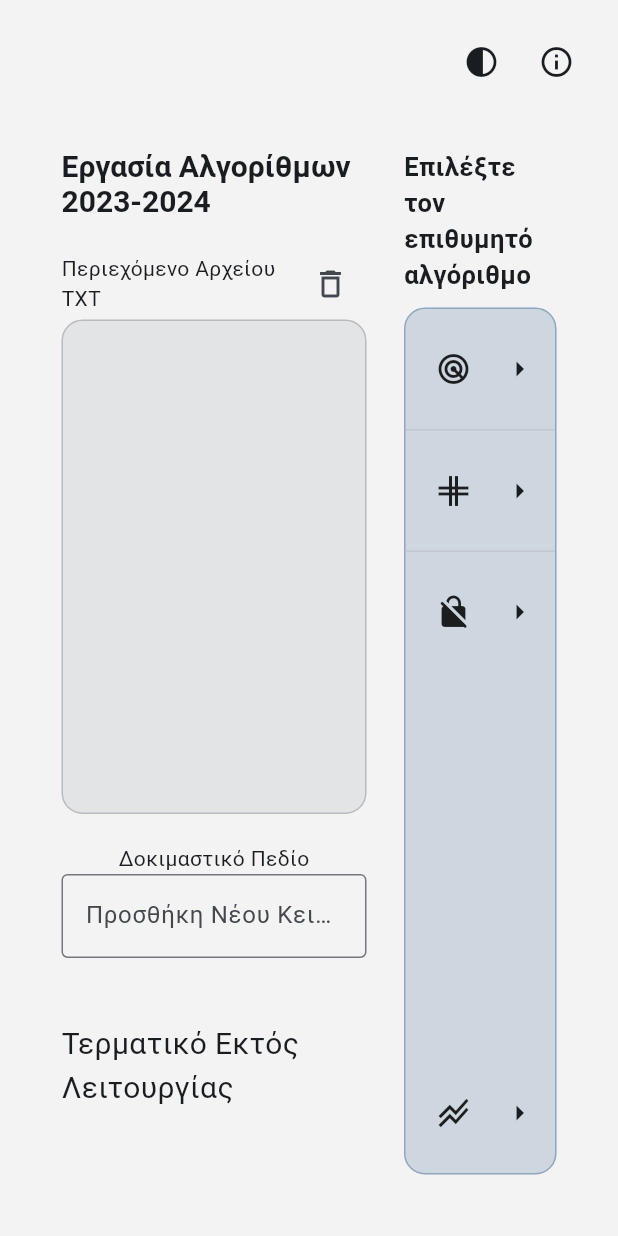
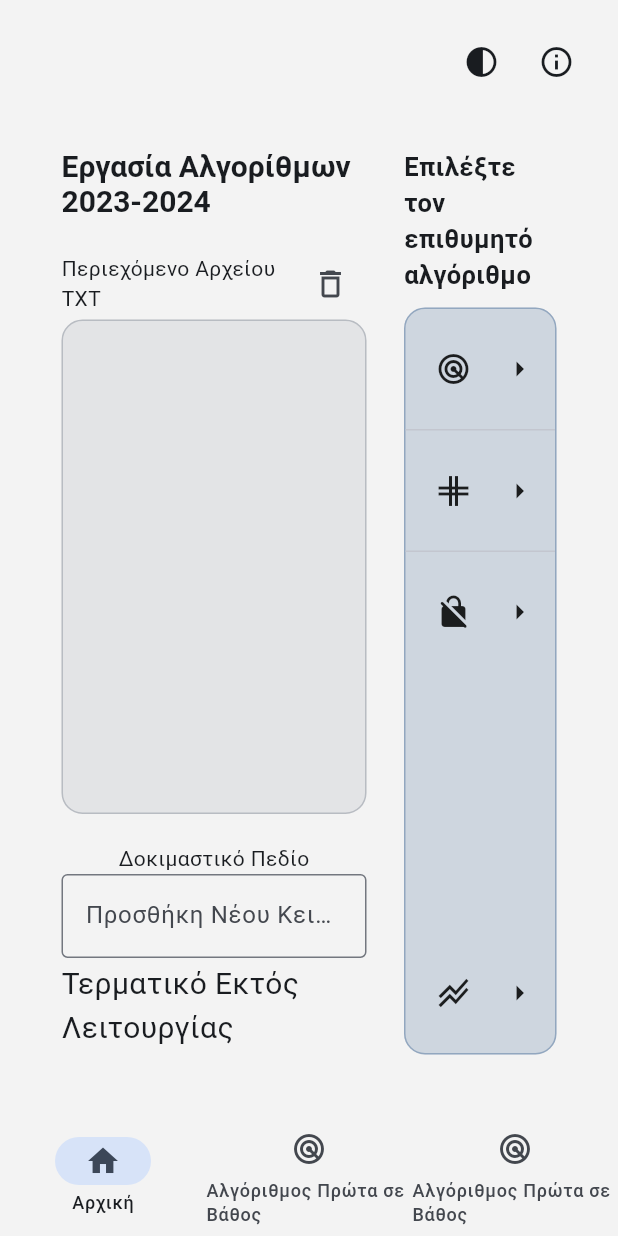
Before and after one commit to TonyGnk/Node-Odyssey, a Flutter app: the screen it shows after launch, on a phone screen of 412 x 824 dp. Run offline on Flutter 3.47's test engine with Material 3 defaults, Android fonts, the phone set to English and light mode, and no system bars; our stand-ins replace adaptive_theme, flutter_riverpod, package_info_plus, shared_preferences; missing offline and left inert: app_settings, flutter_animated_dialog.

Commit message:
Refactor screen list and root configuration

```diff
--- a/lib/Screens/screen_list.dart
+++ b/lib/Screens/screen_list.dart
@@ -4,6 +4,13 @@ import '../UI/Routed Screen/app_bar.dart';
 import '../UI/Routed Screen/routed_screen.dart';
 import 'Breadth First Page/breadth_first_page.dart';
 import 'Home Page/home_page.dart';
+
+final screensProvider = StateProvider<List<RoutedScreen>>(
+  (ref) => [
+    homeScreen(),
+    breadthFirstAlgScreen(),
+  ],
+);
 
 // The home page for the app. This is the first page the user sees.
 RoutedScreen homeScreen() => const RoutedScreen(
@@ -24,16 +31,6 @@ final resultPanelList = StateProvider<List<Container>>(
   (ref) => [],
 );
 
-//Create a provider for appBar with include in the name the breadthFirstAlgScreen
-final appBarBreadthFirstAlgScreen = Provider<AdaptAppBar>(
-  (ref) => const AdaptAppBar(
-    filled: false,
-    label: 'Αλγόριθμος Πρώτα σε Βάθος',
-    showThemeIcon: true,
-    showInfoIcon: true,
-  ),
-);
-
 // The Breadth First Algorithm page.
 RoutedScreen breadthFirstAlgScreen() => RoutedScreen(
       mainChild: BreadthFirstAlg(),
--- a/lib/UI/Adaptive Root/adaptive_root.dart
+++ b/lib/UI/Adaptive Root/adaptive_root.dart
@@ -2,6 +2,7 @@
 
 import 'package:adaptive_theme/adaptive_theme.dart';
 import 'package:flutter/material.dart';
+import 'package:flutter_riverpod/flutter_riverpod.dart';
 import 'root_config.dart';
 import '../Routed Screen/routed_screen.dart';
 import '../Services2/circularProgressScreen.dart';
@@ -11,21 +12,13 @@ import '../Themes/material_theme_data.dart';
 class AdaptiveRoot extends StatefulWidget {
   const AdaptiveRoot({
     required this.appTitle,
-    required this.screens,
     this.savedThemeMode,
     super.key,
     this.debugShowFloatingThemeButton = false,
-    this.nonNavigationScreens,
-  }) : assert(screens.length >= 1);
+  });
 
   /// The title of the app in recent apps, tittle bar, etc
   final String appTitle;
-
-  /// The list of screens to be used in the app.
-  final List<RoutedScreen> screens;
-
-  /// The list of screens that are not navigation screens. These screens will be loaded in the background and will not be shown to the user.
-  final List<RoutedScreen>? nonNavigationScreens;
 
   final AdaptiveThemeMode? savedThemeMode;
 
@@ -60,8 +53,6 @@ class _AdaptiveRootState extends State<AdaptiveRoot> {
           widget.savedThemeMode,
           widget.appTitle,
           widget.debugShowFloatingThemeButton,
-          widget.screens,
-          widget.nonNavigationScreens,
         )
       : circularProgressScreen(context, 'Loading Theme...');
 }
--- a/lib/UI/Adaptive Root/root_config.dart
+++ b/lib/UI/Adaptive Root/root_config.dart
@@ -1,5 +1,6 @@
 import 'package:adaptive_theme/adaptive_theme.dart';
 import 'package:flutter/material.dart';
+import 'package:flutter_riverpod/flutter_riverpod.dart';
 import '../Screens/list.dart';
 import '../Screens/styles.dart';
 import '../Themes/material_theme_data.dart';
@@ -13,9 +14,7 @@ Widget rootConfig(
   AdaptiveThemeMode? savedThemeMode,
   String appTitle,
   bool debugShowFloatingThemeButton,
-  List<RoutedScreen> screens, [
-  List<RoutedScreen>? nonNavigationScreens,
-]) =>
+) =>
     AdaptiveTheme(
       light: theme.light(),
       dark: theme.dark(),
@@ -26,10 +25,10 @@ Widget rootConfig(
         theme: theme,
         darkTheme: darkTheme,
         debugShowCheckedModeBanner: false,
-        home: Synthesizer(screens: screens),
-        routes: generateRoutes(
-          mergeScreenLists(screens, nonNavigationScreens ?? []),
-        ),
+        home: Synthesizer(),
+        // routes: generateRoutes(
+        //   mergeScreenLists(screens,),
+        // ),
       ),
     );
 
--- a/lib/UI/Adaptive Root/synthesizer.dart
+++ b/lib/UI/Adaptive Root/synthesizer.dart
@@ -1,16 +1,14 @@
 import 'package:flutter/material.dart';
 import 'package:flutter_riverpod/flutter_riverpod.dart';
+import '../../Screens/screen_list.dart';
 import '../Routed Screen/routed_screen.dart';
 import '../Archive/templates/custom_animated.dart';
 import '../Archive/templates/nav_bar.dart';
 
 class Synthesizer extends StatefulWidget {
   const Synthesizer({
-    required this.screens,
     super.key,
   });
-
-  final List<RoutedScreen> screens;
 
   @override
   State<Synthesizer> createState() => _SynthesizerState();
@@ -27,44 +25,47 @@ class _SynthesizerState extends State<Synthesizer> {
 
   @override
   Widget build(BuildContext context) => ProviderScope(
-        child: widget.screens.length == 1
-            ? MediaQuery.of(context).size.width < 700
-                ? singleScreenTab()
-                : singleScreen()
-            : MediaQuery.of(context).size.width < 700
-                ? multiScreen()
-                : multiScreenTab(),
+        child: Consumer(builder: (context, ref, _) {
+          final screenList = ref.watch(screensProvider);
+          return screenList.length == 1
+              ? MediaQuery.of(context).size.width < 700
+                  ? singleScreenTab(screenList[0])
+                  : singleScreen(screenList[0])
+              : MediaQuery.of(context).size.width < 700
+                  ? multiScreen(screenList)
+                  : multiScreenTab(screenList);
+        }),
       );
 
-  Scaffold singleScreen() => Scaffold(
-        body: widget.screens[0].build(context),
+  Scaffold singleScreen(RoutedScreen screen) => Scaffold(
+        body: screen.build(context),
       );
 
-  Scaffold singleScreenTab() => Scaffold(
-        body: widget.screens[0].build(context),
+  Scaffold singleScreenTab(RoutedScreen screen) => Scaffold(
+        body: screen.build(context),
       );
 
-  Scaffold multiScreen() => Scaffold(
+  Scaffold multiScreen(List<RoutedScreen> screenList) => Scaffold(
         bottomNavigationBar: BottomNavBar(
           index: currentPageIndex,
           onTap: updateCurrentPageIndex,
           labels: List.generate(
-            widget.screens.length,
-            (i) => widget.screens[i].getLabel,
+            screenList.length,
+            (i) => screenList[i].getLabel,
           ),
           icons: List.generate(
-            widget.screens.length,
-            (i) => widget.screens[i].getFilledIcon,
+            screenList.length,
+            (i) => screenList[i].getFilledIcon,
           ),
           iconsOutlined: List.generate(
-            widget.screens.length,
-            (i) => widget.screens[i].getIcon,
+            screenList.length,
+            (i) => screenList[i].getIcon,
           ),
         ).build(currentPageIndex),
-        body: widget.screens[currentPageIndex].build(context),
+        body: screenList[currentPageIndex].build(context),
       );
 
-  Scaffold multiScreenTab() => Scaffold(
+  Scaffold multiScreenTab(List<RoutedScreen> screenList) => Scaffold(
         body: customAnimatedBox(
           width: MediaQuery.of(context).size.width,
           child: Row(
@@ -81,7 +82,7 @@ class _SynthesizerState extends State<Synthesizer> {
               //       ),
               //     ),
               //     selectedIndex: currentPageIndex),
-              widget.screens[currentPageIndex].build(context),
+              screenList[currentPageIndex].build(context),
             ],
           ),
         ),
--- a/lib/main.dart
+++ b/lib/main.dart
@@ -1,8 +1,10 @@
 import 'package:adaptive_theme/adaptive_theme.dart';
 import 'package:flutter/material.dart';
 import 'package:flutter_riverpod/flutter_riverpod.dart';
+
 import 'Screens/screen_list.dart';
 import 'UI/Adaptive Root/adaptive_root.dart';
+import 'UI/Routed Screen/routed_screen.dart';
 
 void main() async {
   WidgetsFlutterBinding.ensureInitialized();
@@ -19,13 +21,10 @@ AdaptiveRoot buildApp({AdaptiveThemeMode? savedThemeMode}) => AdaptiveRoot(
       savedThemeMode: savedThemeMode,
       appTitle: 'Algorithms',
       debugShowFloatingThemeButton: true,
-      screens: [
-        homeScreen(),
-      ],
-      nonNavigationScreens: [
-        breadthFirstAlgScreen(),
-      ],
     );
+
+
+
 
 //Deprecated
 // class MyApp extends StatefulWidget {
```
